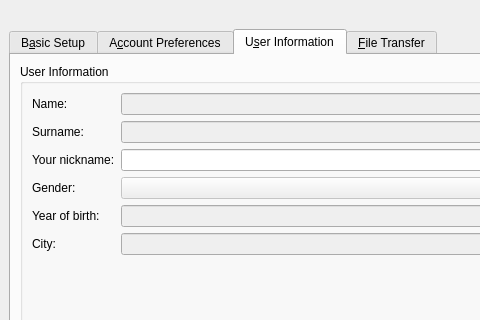
Above: protocols/gadu/ui/gadueditaccountui.ui from KDE/kopete before the change; both pictures show x 0 to 480 and y 0 to 320 of the 674 by 816 pixel window. Below: the same form after it.
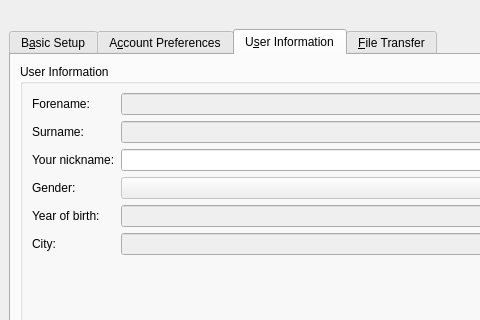
That is the form after the change. The open tabs and pages were chosen to show the change. Custom widgets are drawn as their Qt base class.

Commit message: Name: -> Forename: - I chose forename to go with the existing surname. Forename/Surname seems to be the standard for Kopete elsewhere with passing reference to First name/Last name. (reported by Sergiu Bivol - Thank you)I only found two examples that were paired with surname - others refer to displayname and company name, I believe.CCMAIL:kde-i18n-doc@kde.org

```diff
--- a/protocols/gadu/ui/gadueditaccountui.ui
+++ b/protocols/gadu/ui/gadueditaccountui.ui
@@ -680,7 +680,7 @@
               <item>
                <widget class="QLabel" name="textLabel1_5" >
                 <property name="text" >
-                 <string>Name:</string>
+                 <string>Forename:</string>
                 </property>
                </widget>
               </item>
```
The commit also changes 1 other file.
